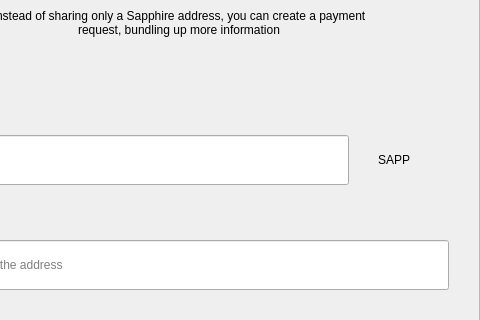
The window that src/qt/pivx/forms/requestdialog.ui (decenomy/SAPP) describes before a commit, drawn with Qt 5; both pictures show x 122 to 602 and y 123 to 443 of the 602 by 607 pixel window.
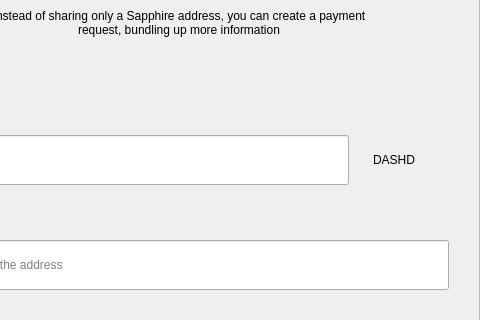
The same window after the commit.

Commit message: Replace coin unit SAPP by DASHD in the GUI

```diff
--- a/src/qt/pivx/forms/requestdialog.ui
+++ b/src/qt/pivx/forms/requestdialog.ui
@@ -327,7 +327,7 @@
                    <item>
                     <widget class="QLabel" name="comboBoxCoin">
                      <property name="text">
-                      <string>SAPP</string>
+                      <string>DASHD</string>
                      </property>
                      <property name="alignment">
                       <set>Qt::AlignCenter</set>
```
The commit also changes 14 other files.
